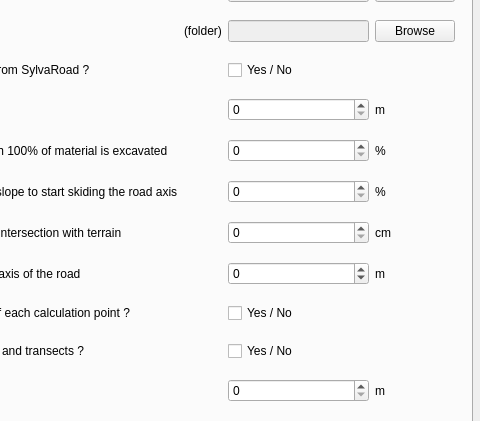
The window that cubaroad_dialog_base.ui (spono/CubaRoad_qgis_plugin) describes before a commit, drawn with Qt 5; both pictures show x 148 to 628 and y 158 to 579 of the 628 by 695 pixel window.
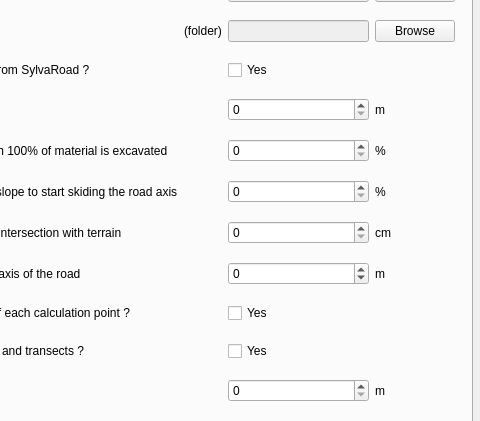
The same window after the commit. Icons and pictures are not drawn.

What changed in the file:
```diff
--- a/cubaroad_dialog_base.ui
+++ b/cubaroad_dialog_base.ui
@@ -281,7 +281,7 @@
          </font>
         </property>
         <property name="text">
-         <string>Yes / No</string>
+         <string>Yes</string>
         </property>
        </widget>
       </item>
@@ -294,7 +294,7 @@
          </font>
         </property>
         <property name="text">
-         <string>Yes / No</string>
+         <string>Yes</string>
         </property>
        </widget>
       </item>
@@ -346,7 +346,7 @@
          </font>
         </property>
         <property name="text">
-         <string>Yes / No</string>
+         <string>Yes</string>
         </property>
        </widget>
       </item>
```
